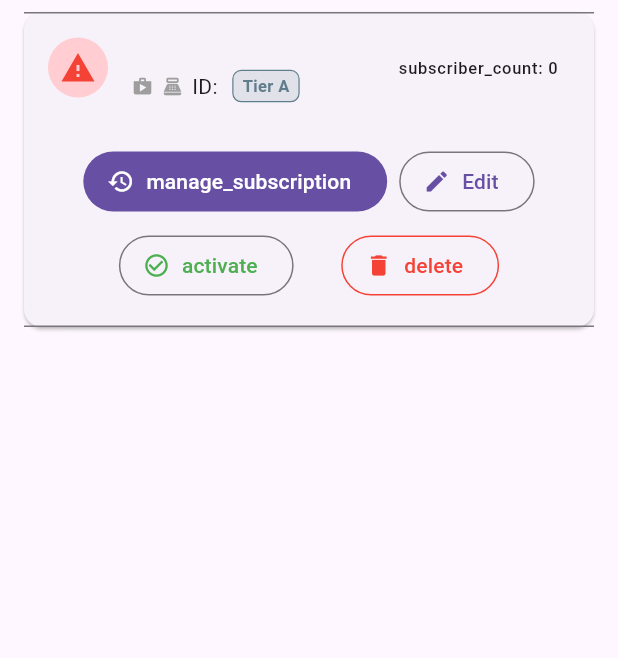
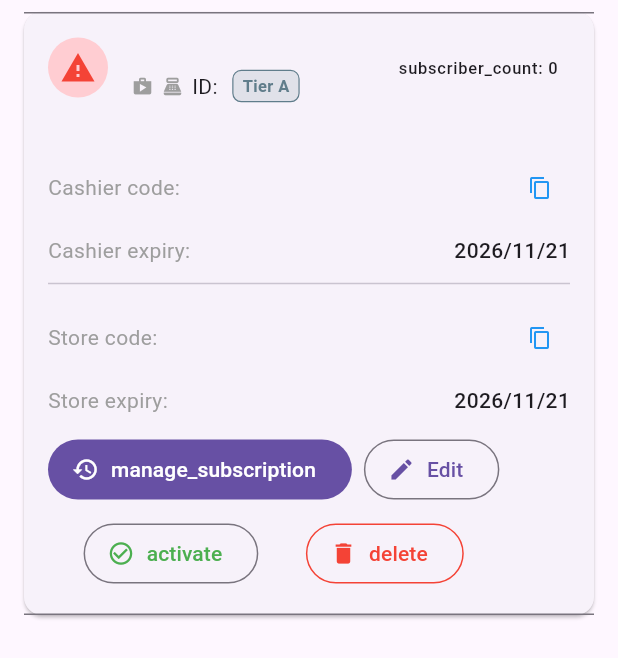
Before and after one commit to saif-waseem/nascent-satellite, a Flutter app: the _TenantCard widget shown alone on an empty page, opened directly with empty values, after a tap on "ID:", after a tap on "activate", on a phone screen of 412 x 824 dp. Shown: the top 658 px of the screen. Run offline on Flutter 3.47's test engine with Material 3 defaults, Android fonts, the phone set to English and light mode, and no system bars; our stand-ins replace cached_network_image, chewie, cloud_firestore, cloud_functions, connectivity_plus, country_picker and 32 more; missing offline and left inert: onesignal_flutter, windows_printer; accounts and stored records are empty; network calls fail; project files that could hold a hidden picture were left out.

Commit message:
Show the actual cashier licence and log POS issuance at the supported Firestore path

```diff
--- a/ecommerce_saas/apps/super_admin/lib/core/services/super_admin_firestore_service.dart
+++ b/ecommerce_saas/apps/super_admin/lib/core/services/super_admin_firestore_service.dart
@@ -110,7 +110,7 @@ class SuperAdminFirestoreService {
     final issued=code.trim().toUpperCase();
     if(months<=0 || issued.isEmpty)throw ArgumentError('مدة التفعيل أو الكود غير صالح');
     final doc=_db.collection('tenants').doc(tenantId);
-    final log=doc.collection('activation_logs').doc();
+    final log=_db.collection('activation_logs').doc();
     await _db.runTransaction((tx) async{
       final snapshot=await tx.get(doc);
       if(!snapshot.exists)throw StateError('المتجر غير موجود');
@@ -120,7 +120,7 @@ class SuperAdminFirestoreService {
       final previous=tenant.posExpiryDate;
       final expiry=(previous!=null && previous.isAfter(now)?previous:now).add(Duration(days:months*30)).toUtc().toIso8601String();
       tx.update(doc,{'isActive':true,'isPosEnabled':true,'posActivationCode':issued,'posExpiryDate':expiry});
-      tx.set(log,{'type':'POS','activationCode':issued,'expiryDate':expiry,'months':months,'timestamp':FieldValue.serverTimestamp()});
+      tx.set(log,{'tenantId':tenantId,'type':'POS','expiryDate':expiry,'months':months,'timestamp':FieldValue.serverTimestamp()});
     });
   }
 
--- a/ecommerce_saas/apps/super_admin/lib/features/tenants/presentation/screens/tenants_screen.dart
+++ b/ecommerce_saas/apps/super_admin/lib/features/tenants/presentation/screens/tenants_screen.dart
@@ -144,12 +144,17 @@ class _TenantCard extends ConsumerWidget {
             child: Column(
               crossAxisAlignment: CrossAxisAlignment.start,
               children: [
-                if (tenant.isPosEnabled || tenant.isStoreEnabled || (tenant.activationCode != null && tenant.activationCode!.isNotEmpty)) ...[
-                  _buildInfoRow(context, 'انتهاء الكاشير/المتجر',
-                    tenant.expiryDate != null ? '${DateFormat('yyyy/MM/dd').format(tenant.expiryDate!)} (${_getRemainingDays(tenant.expiryDate!)})' : 'N/A'),
-                  _buildInfoRow(context, 'كود الكاشير/المتجر', tenant.activationCode ?? '-', isActivationCode: true),
-                  const SizedBox(height: 8),
-                ],
+                _buildInfoRow(context, lang == 'ar' ? 'كود الكاشير' : 'Cashier code',
+                    tenant.posActivationCode ?? '-', isActivationCode: true),
+                _buildInfoRow(context, lang == 'ar' ? 'انتهاء الكاشير' : 'Cashier expiry',
+                    tenant.posExpiryDate != null ? DateFormat('yyyy/MM/dd').format(tenant.posExpiryDate!) :
+                        (tenant.isPosEnabled ? (lang == 'ar' ? 'دائم' : 'Permanent') : '-')),
+                const Divider(),
+                _buildInfoRow(context, lang == 'ar' ? 'كود المتجر' : 'Store code',
+                    tenant.activationCode ?? '-', isActivationCode: true),
+                _buildInfoRow(context, lang == 'ar' ? 'انتهاء المتجر' : 'Store expiry',
+                    tenant.expiryDate != null ? DateFormat('yyyy/MM/dd').format(tenant.expiryDate!) : '-'),
+                const SizedBox(height: 8),
                 if (tenant.isCarsEnabled || (tenant.carsActivationCode != null && tenant.carsActivationCode!.isNotEmpty)) ...[
                   _buildInfoRow(context, 'انتهاء السيارات',
                     tenant.carsExpiryDate != null ? '${DateFormat('yyyy/MM/dd').format(tenant.carsExpiryDate!)} (${_getRemainingDays(tenant.carsExpiryDate!)})' : 'N/A'),
--- a/po/lib/core/widgets/license_check_wrapper.dart
+++ b/po/lib/core/widgets/license_check_wrapper.dart
@@ -190,7 +190,7 @@ class _ActivationScreenState extends ConsumerState<_ActivationScreen> {
     } catch (e) {
       if (mounted) {
         ScaffoldMessenger.of(context).showSnackBar(
-          SnackBar(content: Text('$e'), backgroundColor: Colors.red),
+          SnackBar(content: Text(e is FormatException ? e.message : 'تعذّر الاتصال لخدمة التفعيل'), backgroundColor: Colors.red),
         );
       }
     } finally {
```
Also changed, not shown: po/lib/core/services/pos_activation_service.dart (+9 -2 lines), po/lib/features/common/presentation/screens/activation_screen.dart (+4 -3 lines), 1 other file.
